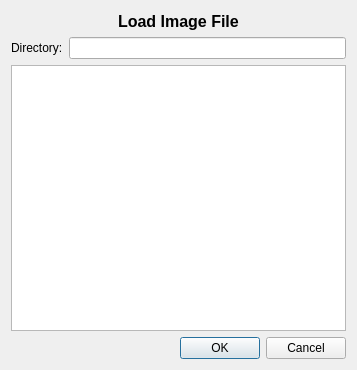
Above: code/guitools/Histogram/ImageLoader.ui from radio-astro/casa before the change. Below: the same form after it.
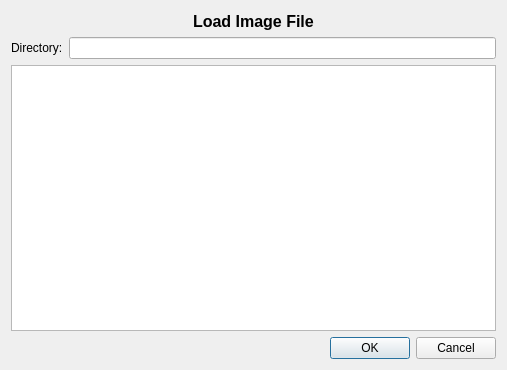
That is the form after the change.

```diff
--- a/code/guitools/Histogram/ImageLoader.ui
+++ b/code/guitools/Histogram/ImageLoader.ui
@@ -6,7 +6,7 @@
    <rect>
     <x>0</x>
     <y>0</y>
-    <width>357</width>
+    <width>507</width>
     <height>370</height>
    </rect>
   </property>
```
